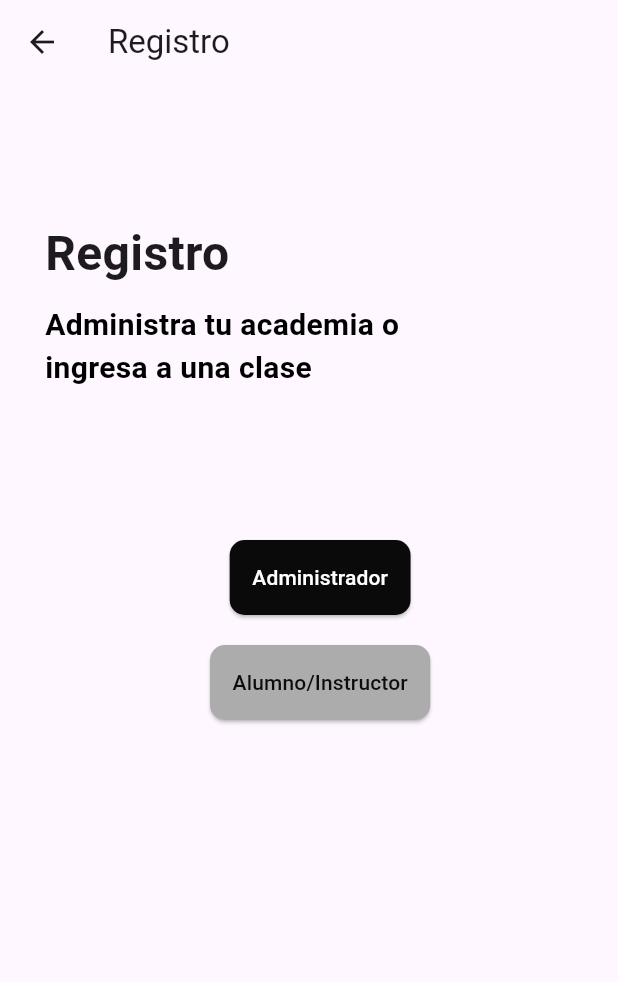
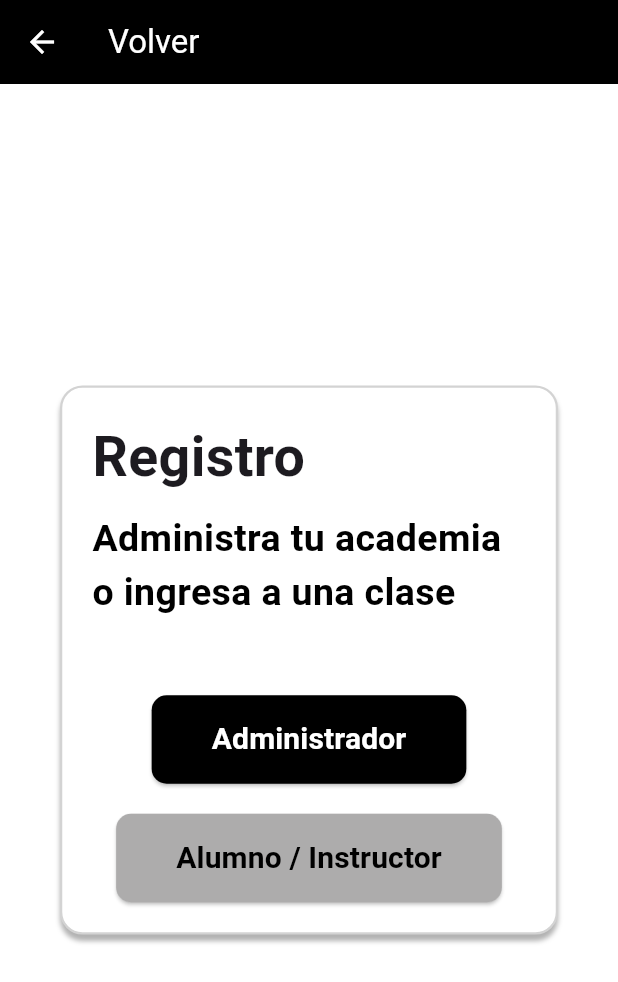
Before and after one commit to ChrisOsicka/TAE_APP, a Flutter app: the TypeRegister screen opened directly, on a phone screen of 412 x 824 dp. Shown: the top 982 px of the screen. Run offline on Flutter 3.47's test engine with Material 3 defaults, Android fonts, the phone set to English and light mode, and no system bars; our stand-ins replace google_fonts.

Commit message:
Modificaciones al tipo de registro y creacion del formulario del registro

```diff
--- a/lib/pages/type_register.dart
+++ b/lib/pages/type_register.dart
@@ -1,5 +1,7 @@
 // archivo: forgot_password_page.dart
 import 'package:flutter/material.dart';
+// Redireccion al registro de alumno maestro.
+import 'register_teacher_student.dart';
 
 class TypeRegister extends StatelessWidget {
   const TypeRegister({super.key});
@@ -7,77 +9,111 @@ class TypeRegister extends StatelessWidget {
   @override
   Widget build(BuildContext context) {
     return Scaffold(
-      appBar: AppBar(title: Text('Registro')),
-      body:
-      Stack(
-  children: [
-    Positioned(
-      left: 30,
-      top: 90,
-      child: SizedBox(
-        width: 300,
+      backgroundColor: const Color(0xFFffffff),
+      appBar: AppBar(
+        backgroundColor: Colors.black, // Fondo blanco
+        title: Text('Volver', style: TextStyle(color: Colors.white)),
+        iconTheme: IconThemeData(color: Colors.white),
+      ),
+      body: Center(
+        child: Container(
+          width: 400, // Ajusta el ancho que desees
+          margin: EdgeInsets.all(40), // Margen alrededor del contenedor
+          decoration: BoxDecoration(
+            color: Colors.white,
+            border: Border.all(color: Color(0xffd3d3d3), width: 1.5),
+            borderRadius: BorderRadius.circular(15),
+            boxShadow: [
+            BoxShadow(
+              color: const Color.fromARGB(255, 178, 178, 178).withValues(), // Color de la sombra
+              blurRadius: 2, // Difuminado
+              offset: Offset(0, 4), // Dirección de la sombra
+            ),
+          ],
+          ),
+          padding: EdgeInsets.all(20), // Espacio interno
           child: Column(
-        mainAxisSize: MainAxisSize.min, // Para que la Column no ocupe todo el espacio
-        crossAxisAlignment: CrossAxisAlignment.start, // Alineación a la izquierda
+            mainAxisSize:
+                MainAxisSize.min, // Hace que el alto se ajuste al contenido
+
+            crossAxisAlignment: CrossAxisAlignment.start,
             children: [
               Text(
                 'Registro',
-            style: TextStyle(
-              fontSize: 32,
-              fontWeight: FontWeight.bold,
+                style: TextStyle(fontSize: 37, fontWeight: FontWeight.bold),
               ),
-          ),
-          SizedBox(height: 10), // Espacio entre título y subtítulo
+              SizedBox(height: 10),
               Text(
                 'Administra tu academia o ingresa a una clase',
                 style: TextStyle(
+                  fontSize: 25,
+                  fontWeight: FontWeight.bold,
+                  color: Colors.black,
+                ),
+              ),
+              SizedBox(height: 50), // Espacio antes de los botones
+              Center(
+                child: Column(
+                  children: [
+                    ElevatedButton(
+                      style: ElevatedButton.styleFrom(
+                        backgroundColor: Colors.black,
+                        foregroundColor: Colors.white,
+                        padding: EdgeInsets.symmetric(
+                          horizontal: 40,
+                          vertical: 15,
+                        ),
+                        shape: RoundedRectangleBorder(
+                          borderRadius: BorderRadius.circular(10),
+                        ),
+                      ),
+                      onPressed: () {},
+                      child: Text(
+                        'Administrador',
+                        style: TextStyle(
+                          color: Colors.white,
+                          fontWeight: FontWeight.bold,
                           fontSize: 20,
+                        ),
+                      ),
+                    ),
+                    SizedBox(height: 20),
+                    ElevatedButton(
+                      style: ElevatedButton.styleFrom(
+                        backgroundColor: Color(0xffadacac),
+                        foregroundColor: Colors.black,
+                        padding: EdgeInsets.symmetric(
+                          horizontal: 40,
+                          vertical: 15,
+                        ),
+                        shape: RoundedRectangleBorder(
+                          borderRadius: BorderRadius.circular(10),
+                        ),
+                      ),
+                       onPressed: () {
+                          Navigator.push(
+                                    context,
+                                    MaterialPageRoute(
+                                      builder:
+                                          (context) =>
+                                              const RegisterTeacherStudent(),
+                                    ),
+                                  );
+                        },
+                      child: Text('Alumno / Instructor',
+                      style: TextStyle(
                           color: const Color.fromARGB(255, 0, 0, 0),
                           fontWeight: FontWeight.bold,
+                          fontSize: 20,
+                        ),),
                     ),
-            softWrap: true,
-          ),
-          Column(
-          children: [
-            Transform.translate(
-              offset: Offset(110, 100),  // Desplazamiento en píxeles (x,y)
-              child: ElevatedButton(
-                style: ElevatedButton.styleFrom(
-                  shape: RoundedRectangleBorder(
-                    borderRadius: BorderRadius.circular(10), // Cero para hacerlo completamente cuadrado
-                    ),
-                  backgroundColor: const Color.fromARGB(255, 10, 10, 10), // Color de fondo (en versiones recientes usa backgroundColor)
-                    foregroundColor: Colors.white, // Color del texto (en versiones recientes usa foregroundColor)
-                        padding: EdgeInsets.all(15),
-                        ),
-                        onPressed: () {},
-                        child: Text('Administrador'),
-                        )
-            ),
-            SizedBox(height: 20),
-            Transform.translate(
-              offset: Offset(110, 100),  // Desplazamiento en píxeles (x,y)
-              child: ElevatedButton(
-                style: ElevatedButton.styleFrom(
-                  shape: RoundedRectangleBorder(
-                    borderRadius: BorderRadius.circular(10), // Cero para hacerlo completamente cuadrado
-                    ),
-                  backgroundColor: const Color.fromARGB(255, 173, 172, 172), // Color de fondo (en versiones recientes usa backgroundColor)
-                    foregroundColor: const Color.fromARGB(255, 12, 12, 12), // Color del texto (en versiones recientes usa foregroundColor)
-                        padding: EdgeInsets.all(15),
-                        ),
-                onPressed: () {},
-                  child: Text('Alumno/Instructor'),
+                  ],
                 ),
               ),
-  ],
-)
             ],
           ),
         ),
       ),
-  ],
-)
     );
   }
 }
```
Also changed, not shown: lib/pages/register_teacher_student.dart (added, +386 -0 lines). Lines whose indentation alone changed are shown as unchanged.
